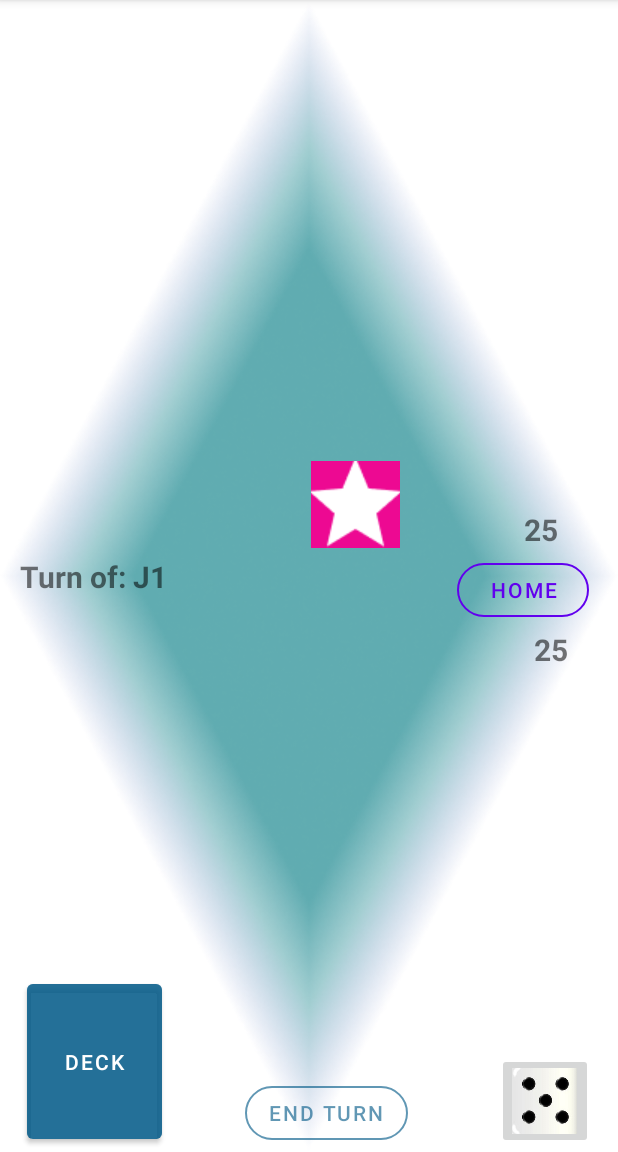
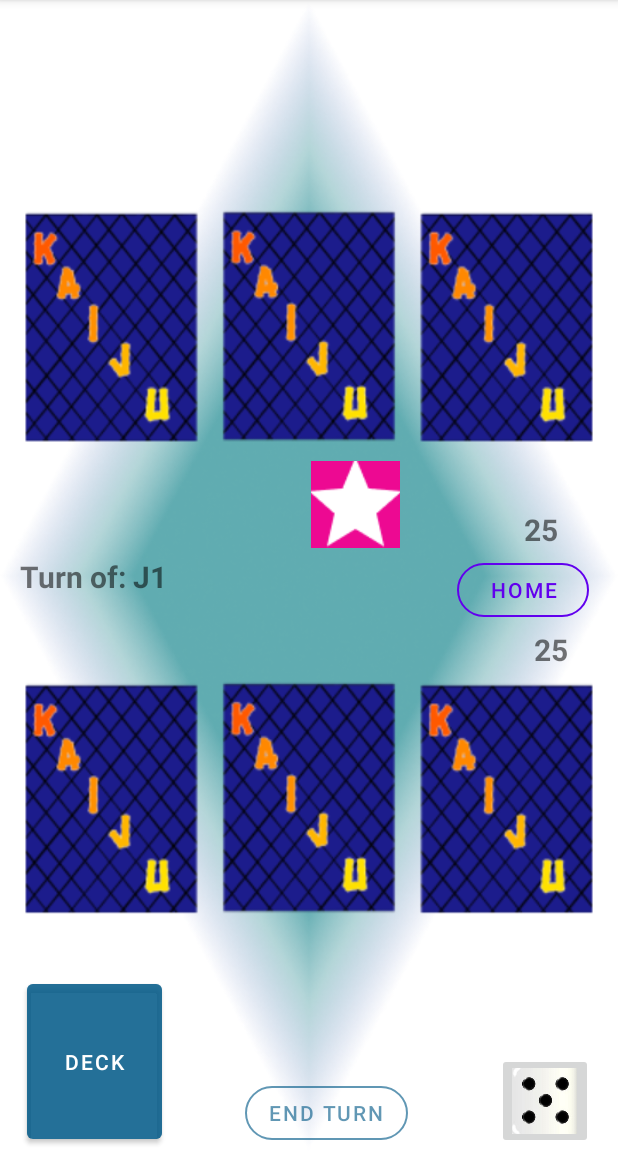
Before and after one commit to IsaacBrull16/Kaiju-Alpha, an Android app: the PartidaActivity screen opened directly, with no data from a screen before it, on a phone screen of 412 x 824 dp, the part 84-1236 px from its top. Run offline under Robolectric (Android 15) with nearby library versions, the phone set to English and light mode, and no system bars; our stand-ins replace Firebase (no records; nobody signed in at launch, a user with empty details on screens opened directly); libraries missing offline, so code that uses them is left out: com.opencsv; 3 statements that could not run were skipped.

Commit message:
diseño fondo con cartas

```diff
--- a/Kaiju/app/src/main/res/layout/activity_partida.xml
+++ b/Kaiju/app/src/main/res/layout/activity_partida.xml
@@ -4,7 +4,7 @@
     xmlns:tools="http://schemas.android.com/tools"
     android:layout_width="match_parent"
     android:layout_height="match_parent"
-    android:background="@drawable/fondofigma"
+    android:background="@drawable/fondoconcartas"
     tools:context=".views.PartidaActivity">
 
     <TextView
```
Also changed, not shown: Kaiju/app/src/main/res/drawable/cardback.png (added), Kaiju/app/src/main/res/drawable/fondoconcartas.png (added).
